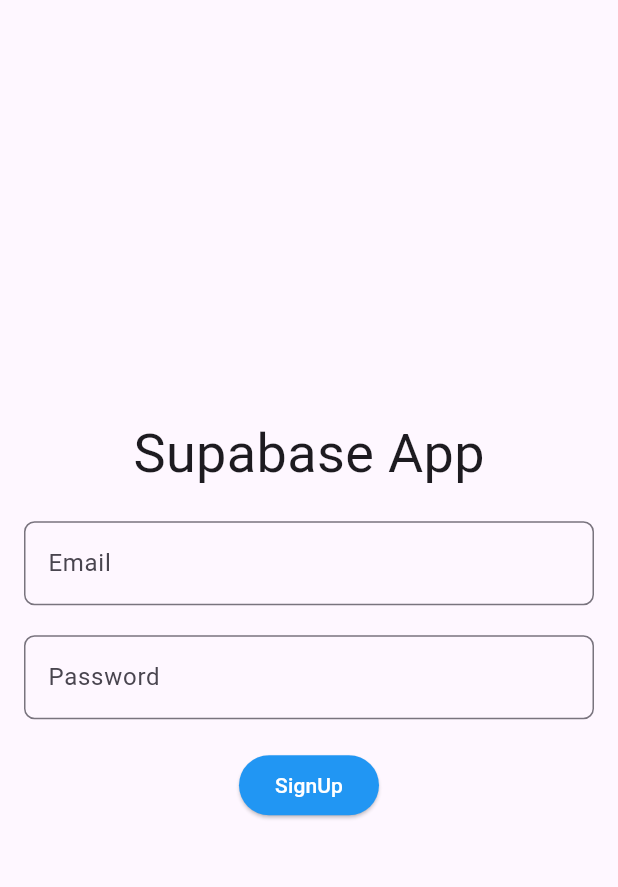
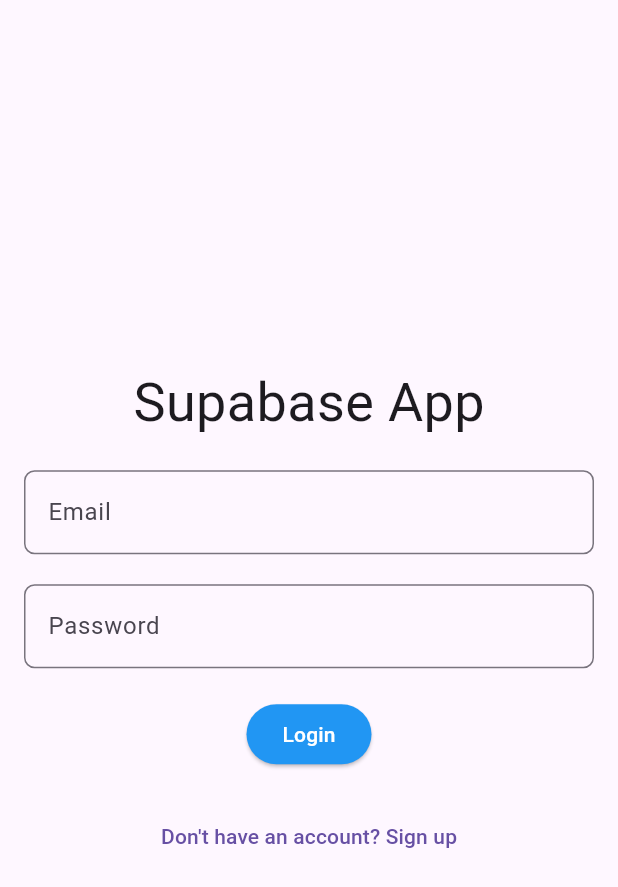
Before and after one commit to Alireza-Seif/supabase-test, a Flutter app: the screen it shows after launch, on a phone screen of 412 x 824 dp. Shown: the top 887 px of the screen. Run offline on Flutter 3.47's test engine with Material 3 defaults, Android fonts, the light colour scheme and no system bars; our stand-ins replace supabase_flutter; accounts and stored records are empty.

Commit message:
feat(auth): add dynamic login/signup flow with Supabase

```diff
--- a/lib/screens/auth_page.dart
+++ b/lib/screens/auth_page.dart
@@ -14,11 +14,23 @@
 class _AuthPageState extends State<AuthPage> {
   final emailController = TextEditingController();
   final passwordController = TextEditingController();
-  bool isLogin = false;
+  bool isLogin = true;
+  bool isLoading = false;
 
   Future<void> _authenticate() async {
     final email = emailController.text.trim();
     final password = passwordController.text.trim();
+
+    if (email.isEmpty || password.isEmpty) {
+      ScaffoldMessenger.of(context).showSnackBar(
+        const SnackBar(content: Text('Please enter email and password')),
+      );
+      return;
+    }
+
+    setState(() {
+      isLoading = true;
+    });
 
     try {
       if (isLogin) {
@@ -26,56 +38,100 @@
           email: email,
           password: password,
         );
-        isLogin = true;
       } else {
-        await supabase.auth.signUp(email: email, password: password);
-        isLogin = true;
+        final response = await supabase.auth.signUp(
+          email: email,
+          password: password,
+        );
+
+        // If email confirmation is enabled, session can be null here.
+        if (response.session == null && mounted) {
+          ScaffoldMessenger.of(context).showSnackBar(
+            const SnackBar(
+              content: Text(
+                'Account created. Check your email to confirm your account.',
+              ),
+            ),
+          );
+          return;
+        }
       }
 
       if (mounted) {
         Navigator.pushReplacement(
           context,
-          MaterialPageRoute(builder: (context) => NotesPage()),
+          MaterialPageRoute(builder: (context) => const NotesPage()),
         );
       }
     } catch (ex) {
-      ScaffoldMessenger.of(
-        context,
-      ).showSnackBar(SnackBar(content: Text("$ex")));
+      if (mounted) {
+        ScaffoldMessenger.of(
+          context,
+        ).showSnackBar(SnackBar(content: Text('$ex')));
+      }
+    } finally {
+      if (mounted) {
+        setState(() {
+          isLoading = false;
+        });
+      }
     }
+  }
+
+  @override
+  void dispose() {
+    emailController.dispose();
+    passwordController.dispose();
+    super.dispose();
   }
 
   @override
   Widget build(BuildContext context) {
     return Scaffold(
       body: Padding(
-        padding: EdgeInsetsGeometry.all(16.0),
+        padding: const EdgeInsets.all(16.0),
         child: Column(
           spacing: 20,
           mainAxisAlignment: MainAxisAlignment.center,
 
           children: [
-            Text('Supabase App', style: TextStyle(fontSize: 36)),
+            const Text('Supabase App', style: TextStyle(fontSize: 36)),
 
             MyTextField(
               myTextFieldController: emailController,
               myTextFieldText: 'Email',
+              isPassword: false,
             ),
             MyTextField(
               myTextFieldController: passwordController,
               myTextFieldText: 'Password',
+              isPassword: true,
             ),
             ElevatedButton(
-              onPressed: () {
-                setState(() {
-                  _authenticate();
-                });
-              },
+              onPressed: isLoading ? null : _authenticate,
               style: ElevatedButton.styleFrom(
                 backgroundColor: Colors.blue,
                 foregroundColor: Colors.white,
               ),
-              child: Text(isLogin ? 'Login' : 'SignUp'),
+              child: Text(
+                isLoading
+                    ? 'Please wait...'
+                    : (isLogin ? 'Login' : 'Create Account'),
+              ),
+            ),
+            TextButton(
+              onPressed: isLoading
+                  ? null
+                  : () {
+                      setState(() {
+                        isLogin = !isLogin;
+                      });
+                    },
+              child: Text(
+                isLogin
+                    ? "Don't have an account? Sign up"
+                    : 'Already have an account? Login',
+              ),
             ),
           ],
         ),
@@ -89,22 +145,26 @@
     super.key,
     required this.myTextFieldController,
     required this.myTextFieldText,
+    required this.isPassword,
   });
 
   final TextEditingController myTextFieldController;
   final String myTextFieldText;
+  final bool isPassword;
 
   @override
   Widget build(BuildContext context) {
     return TextField(
       controller: myTextFieldController,
+      obscureText: isPassword,
+      cursorColor: Colors.blue,
       decoration: InputDecoration(
         hintText: myTextFieldText,
-        border: OutlineInputBorder(
+        border: const OutlineInputBorder(
           borderRadius: BorderRadius.all(Radius.circular(7)),
           borderSide: BorderSide(color: Colors.black),
         ),
-        focusedBorder: OutlineInputBorder(
+        focusedBorder: const OutlineInputBorder(
           borderRadius: BorderRadius.all(Radius.circular(7)),
           borderSide: BorderSide(color: Colors.blue),
         ),
```
